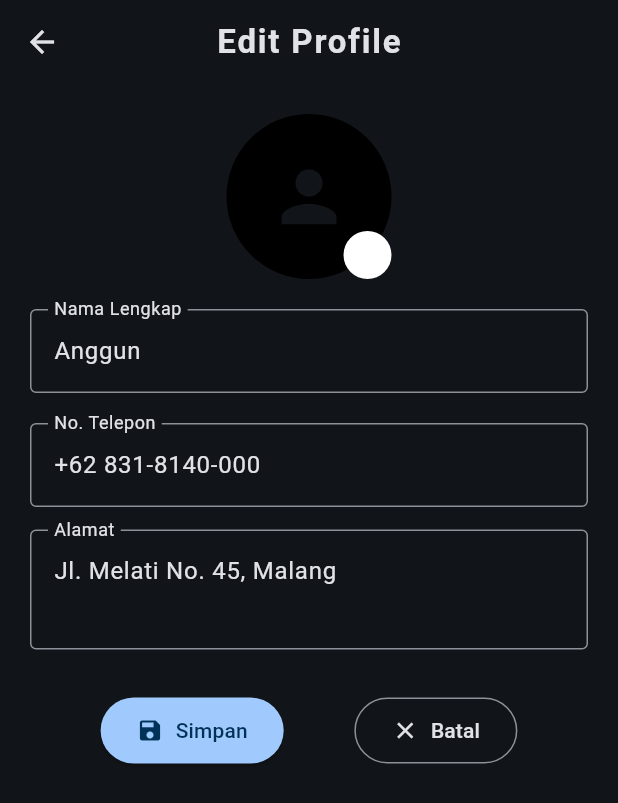
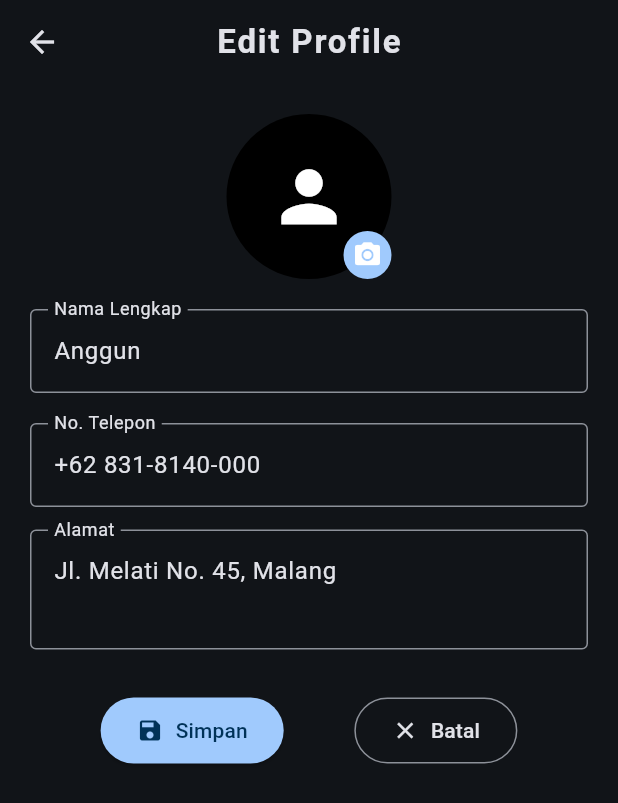
Before and after one commit to UlfiatulRosida/project_tim, a Flutter app: the screen it shows after launch, after a tap on the "dark mode" icon, after a tap on the "edit" icon, on a phone screen of 412 x 824 dp. Shown: the top 803 px of the screen. Run offline on Flutter 3.47's test engine with Material 3 defaults, Android fonts, the phone set to English and light mode, and no system bars; our stand-ins replace image_picker, shared_preferences.

Commit message:
benerin warna diedit profile

```diff
--- a/lib/pages/edit_profile_page.dart
+++ b/lib/pages/edit_profile_page.dart
@@ -215,7 +215,10 @@ class _HalamanEditProfileState extends State<HalamanEditProfile> {
                       ? Icon(
                           Icons.person,
                           size: 55,
-                          color: Theme.of(context).colorScheme.surface,
+                          color:
+                              Theme.of(context).brightness == Brightness.light
+                                  ? Colors.black // icon hitam di mode terang
+                                  : Colors.white, // icon putih di mode gelap
                         )
                       : null,
                 ),
@@ -224,9 +227,7 @@ class _HalamanEditProfileState extends State<HalamanEditProfile> {
                   child: Container(
                       decoration: BoxDecoration(
                         shape: BoxShape.circle,
-                        color: Theme.of(context).brightness == Brightness.light
-                            ? Colors.black // icon hitam di mode terang
-                            : Colors.white, // icon putih di mode gelap
+                        color: Theme.of(context).colorScheme.primary,
                       ),
                       padding: const EdgeInsets.all(6),
                       child: const Icon(
```
